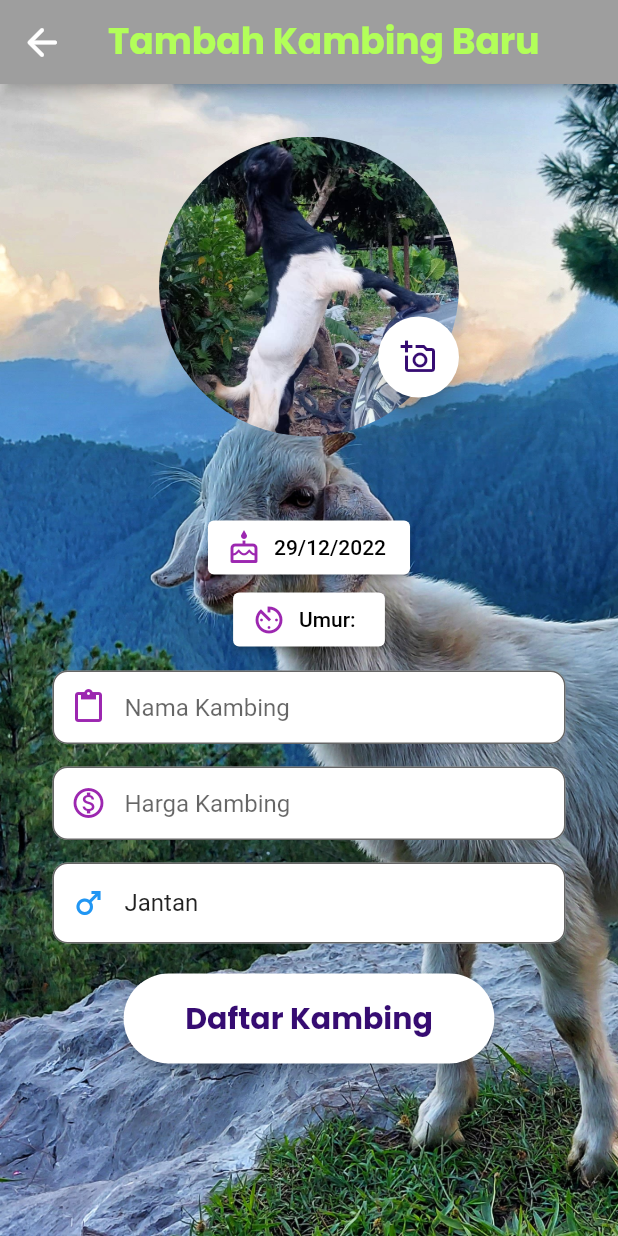
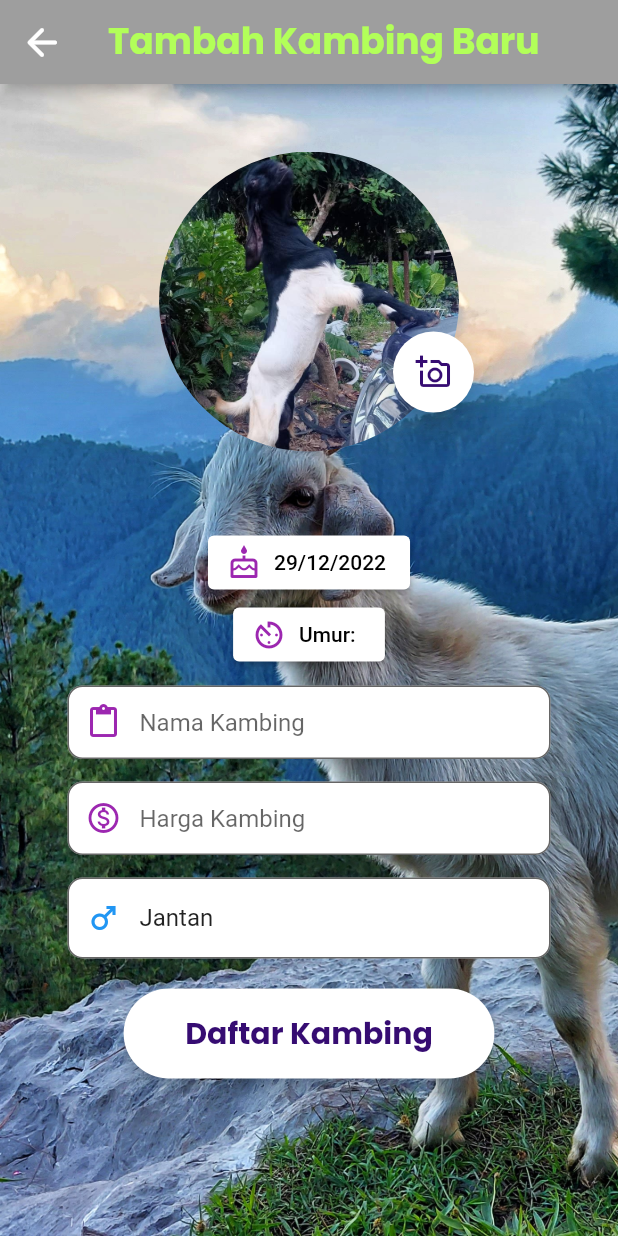
Before and after one commit to datsabahandude/kambing_padula, a Flutter app: the add_goat screen opened directly, on a phone screen of 412 x 824 dp. Run offline on Flutter 3.47's test engine with Material 2 defaults, Android fonts, the phone set to English and light mode, and no system bars; our stand-ins replace fluttertoast, google_fonts, image_picker, shared_preferences; accounts and stored records are empty.

Commit message:
[save before user pref testing] #5

```diff
--- a/lib/add_kambing/add_goat.dart
+++ b/lib/add_kambing/add_goat.dart
@@ -154,7 +154,7 @@ class _add_goatState extends State<add_goat> with SingleTickerProviderStateMixin
         body: SingleChildScrollView(
           padding: EdgeInsets.all(15.0),
           child: Container(
-            padding: EdgeInsets.all(20.0),
+            padding: EdgeInsets.all(30.0),
             child: Form(
               key: _formkey,
               child: Column(
@@ -294,7 +294,8 @@ class _add_goatState extends State<add_goat> with SingleTickerProviderStateMixin
                         filled: true,
                         contentPadding: EdgeInsets.fromLTRB(20, 15, 20, 15),
                     ),
-                  ), SizedBox(height: 20.0,),
+                  ),
+                  SizedBox(height: 20.0,),
                   Container(
                     child: Material(
                       elevation: 5,
@@ -308,6 +309,12 @@ class _add_goatState extends State<add_goat> with SingleTickerProviderStateMixin
                             _formkey.currentState!.save();
                             // update(inameEditingController.text);
                           }
+    // onPressed: () async{
+    // if ((_formkey.currentState!.validate())&& image != null) {
+    // _formkey.currentState!.save();
+    // // update(inameEditingController.text);
+    // await UserSimplePreferences.setName(namaEditingController.text);
+    // }
                           else if (image == null){
                             Fluttertoast.showToast(
                                 msg: "Mana Gambarnya?", toastLength: Toast.LENGTH_SHORT,
--- a/lib/main.dart
+++ b/lib/main.dart
@@ -3,6 +3,11 @@ import 'package:google_fonts/google_fonts.dart';
 import 'add_kambing/kambing_list.dart';
 import 'penjantan.dart';
 
+// Future main() async{
+//   WidgetsFlutterBinding.ensureInitialized();
+//   await UserSimplePreferences.init();
+//   runApp(const MyApp());
+// }
 void main() {
   runApp(const MyApp());
 }
```
Also changed, not shown: lib/utils/user_simple_preferences.dart (added, +13 -0 lines).
